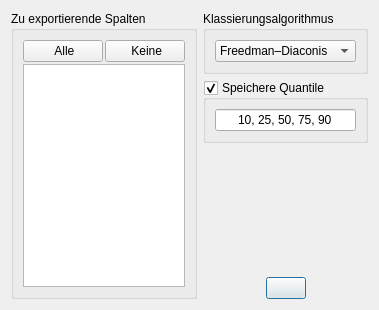
Before: the Qt Designer form gui/save.ui in lhalb/gfmanager, drawn with Qt 5.
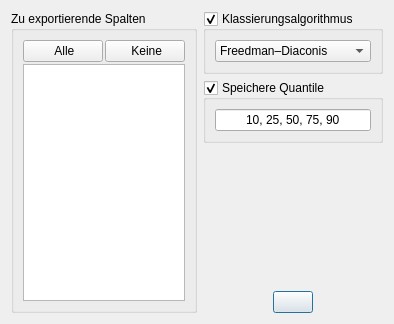
After: the same form once the commit is applied. Icons and pictures are not drawn.

Diff of the .ui file:
```diff
--- a/gui/save.ui
+++ b/gui/save.ui
@@ -6,8 +6,8 @@
    <rect>
     <x>0</x>
     <y>0</y>
-    <width>349</width>
-    <height>310</height>
+    <width>362</width>
+    <height>324</height>
    </rect>
   </property>
   <property name="windowTitle">
@@ -101,6 +101,9 @@
        <property name="title">
         <string>Klassierungsalgorithmus</string>
        </property>
+       <property name="checkable">
+        <bool>true</bool>
+       </property>
        <layout class="QHBoxLayout" name="horizontalLayout_3">
         <item>
          <widget class="QComboBox" name="cb_classification">
```
Left out of the diff: 14 changed lines with no effect on the pictures.
